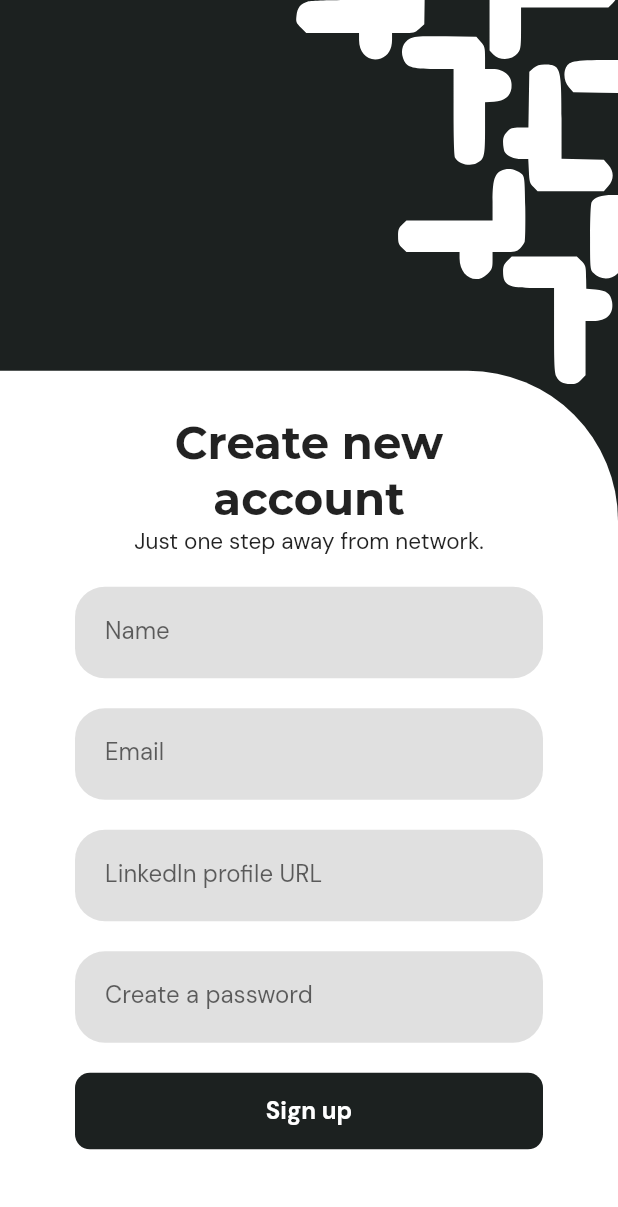
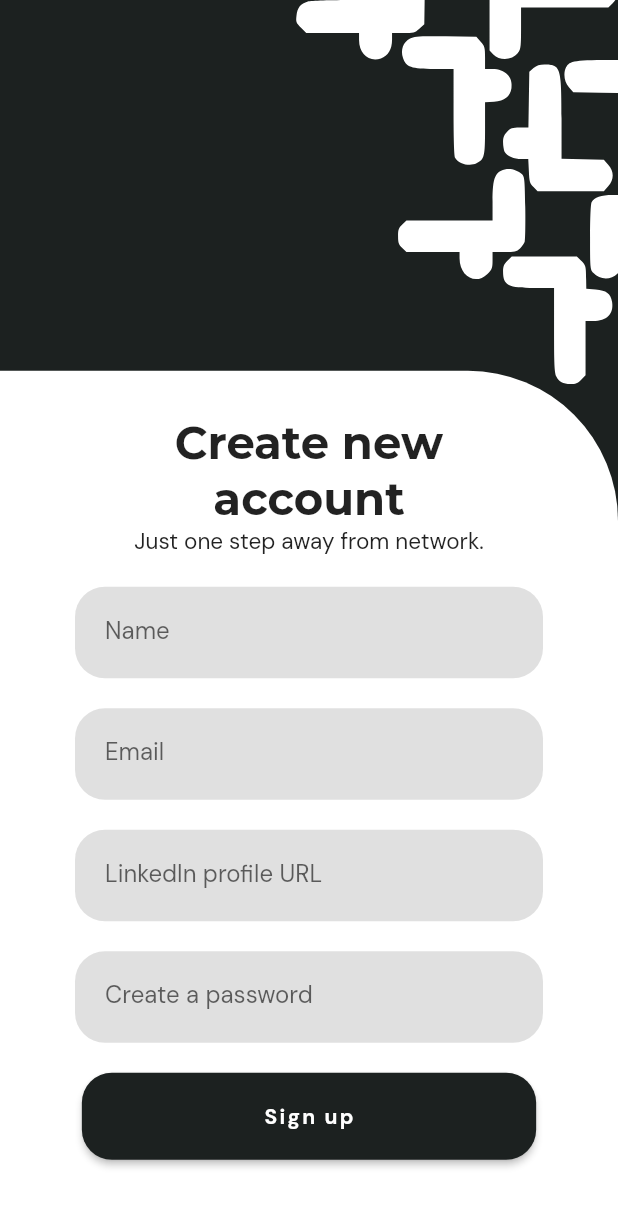
Before and after one commit to ShreyasSrinivasan/Flutter_events_the-galvans, a Flutter app: the RegisterScreen screen opened by its route, on a phone screen of 412 x 824 dp. Shown: the top 1207 px of the screen. Run offline on Flutter 3.47's test engine with Material 2 defaults, Android fonts, the phone set to English and light mode, and no system bars; our stand-ins replace firebase_auth, firebase_core, flutter_svg, google_fonts; accounts and stored records are empty; network calls fail.

```diff
--- a/connectify/lib/register/register.dart
+++ b/connectify/lib/register/register.dart
@@ -1,3 +1,4 @@
+import 'package:connectify/services/auth.dart';
 import 'package:flutter/material.dart';
 import 'package:flutter/src/widgets/container.dart';
 import 'package:flutter/src/widgets/framework.dart';
@@ -6,12 +7,21 @@ import 'dart:math' as math;
 
 import 'package:google_fonts/google_fonts.dart';
 
-class RegisterScreen extends StatelessWidget {
+class RegisterScreen extends StatefulWidget {
   const RegisterScreen({super.key});
 
   @override
+  State<RegisterScreen> createState() => _RegisterScreenState();
+}
+
+class _RegisterScreenState extends State<RegisterScreen> {
+  String email = '', password = '', name = '', profileURL = '';
+
+  @override
   Widget build(BuildContext context) {
-    return Scaffold(
+    return GestureDetector(
+      onTap: () => FocusScope.of(context).unfocus(),
+      child: Scaffold(
         backgroundColor: Theme.of(context).primaryColorDark,
         body: Stack(children: [
           Positioned(
@@ -71,10 +81,15 @@ class RegisterScreen extends StatelessWidget {
                           decoration: BoxDecoration(
                               color: Colors.grey[300],
                               borderRadius: BorderRadius.circular(20.0)),
-                        child: const Padding(
-                          padding: EdgeInsets.only(left: 20),
+                          child: Padding(
+                            padding: const EdgeInsets.only(left: 20),
                             child: TextField(
-                            decoration: InputDecoration(
+                              onChanged: (value) {
+                                setState(() {
+                                  name = value.trim();
+                                });
+                              },
+                              decoration: const InputDecoration(
                                 labelText: 'Name',
                                 border: InputBorder.none,
                                 hintText: 'John Smith',
@@ -87,10 +102,16 @@ class RegisterScreen extends StatelessWidget {
                           decoration: BoxDecoration(
                               color: Colors.grey[300],
                               borderRadius: BorderRadius.circular(20.0)),
-                        child: const Padding(
-                          padding: EdgeInsets.only(left: 20),
+                          child: Padding(
+                            padding: const EdgeInsets.only(left: 20),
                             child: TextField(
-                            decoration: InputDecoration(
+                              keyboardType: TextInputType.emailAddress,
+                              onChanged: (value) {
+                                setState(() {
+                                  email = value.trim();
+                                });
+                              },
+                              decoration: const InputDecoration(
                                 labelText: 'Email',
                                 border: InputBorder.none,
                                 hintText: 'jiaramartins@gmail.com',
@@ -103,10 +124,15 @@ class RegisterScreen extends StatelessWidget {
                           decoration: BoxDecoration(
                               color: Colors.grey[300],
                               borderRadius: BorderRadius.circular(20.0)),
-                        child: const Padding(
-                          padding: EdgeInsets.only(left: 20),
+                          child: Padding(
+                            padding: const EdgeInsets.only(left: 20),
                             child: TextField(
-                            decoration: InputDecoration(
+                              onChanged: (value) {
+                                setState(() {
+                                  profileURL = value.trim();
+                                });
+                              },
+                              decoration: const InputDecoration(
                                 labelText: 'LinkedIn profile URL',
                                 border: InputBorder.none,
                                 hintText: 'jiaramartins@gmail.com',
@@ -119,11 +145,16 @@ class RegisterScreen extends StatelessWidget {
                           decoration: BoxDecoration(
                               color: Colors.grey[300],
                               borderRadius: BorderRadius.circular(20.0)),
-                        child: const Padding(
-                          padding: EdgeInsets.only(left: 20),
+                          child: Padding(
+                            padding: const EdgeInsets.only(left: 20),
                             child: TextField(
                               obscureText: true,
-                            decoration: InputDecoration(
+                              onChanged: (value) {
+                                setState(() {
+                                  password = value.trim();
+                                });
+                              },
+                              decoration: const InputDecoration(
                                 labelText: 'Create a password',
                                 border: InputBorder.none,
                               ),
@@ -136,18 +167,22 @@ class RegisterScreen extends StatelessWidget {
                   const SizedBox(height: 20),
                   Padding(
                     padding: const EdgeInsets.symmetric(horizontal: 50),
-                  child: Container(
-                    padding: const EdgeInsets.all(15),
-                    decoration: BoxDecoration(
-                        color: Theme.of(context).primaryColorDark,
-                        borderRadius: BorderRadius.circular(10)),
-                    child: Center(
-                        child: Text(
-                      'Sign up',
-                      style: TextStyle(
-                          color: Theme.of(context).primaryColorLight,
-                          fontWeight: FontWeight.bold),
-                    )),
+                    child: ElevatedButton(
+                      style: ButtonStyle(
+                          backgroundColor: MaterialStateProperty.all(
+                              Theme.of(context).primaryColorDark),
+                          shape: MaterialStateProperty.all(
+                              RoundedRectangleBorder(
+                                  borderRadius: BorderRadius.circular(20)))),
+                      child: const Padding(
+                        padding: EdgeInsets.fromLTRB(105, 20, 105, 20),
+                        child: Text('Sign up'),
+                      ),
+                      onPressed: () {
+                        AuthServices()
+                            .createUserWithEmailPassword(email, password);
+                        Navigator.pushNamed(context, '/');
+                      },
                     ),
                   ),
                 ],
@@ -155,6 +190,7 @@ class RegisterScreen extends StatelessWidget {
             ),
           )
         ]),
+      ),
     );
   }
 }
--- a/connectify/pubspec.yaml
+++ b/connectify/pubspec.yaml
@@ -55,6 +55,7 @@ flutter:
     - assets/connectify-logo.svg
     - assets/design.svg
     - assets/design-2.svg
+    - assets/exit.svg
   #   - images/a_dot_burr.jpeg
   #   - images/a_dot_ham.jpeg
   # An image asset can refer to one or more resolution-specific "variants", see
```
Also changed, not shown: connectify/lib/home/home.dart (+16 -0 lines), connectify/lib/login/login.dart (+45 -22 lines), connectify/assets/exit.svg (added). Lines whose indentation alone changed are shown as unchanged.
